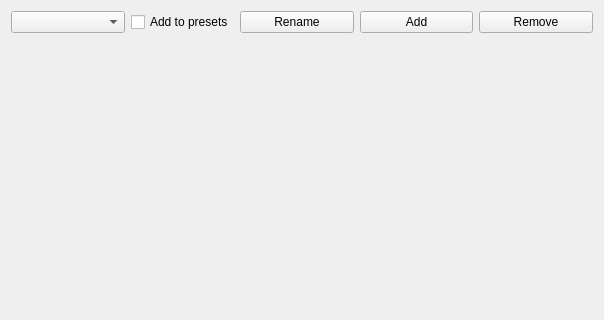
Above: src/Gui/DlgParameter.ui from scottmudge/FreeCAD before the change; both pictures show x 0 to 604 and y 0 to 320 of the 604 by 558 pixel window. Below: the same form after it.
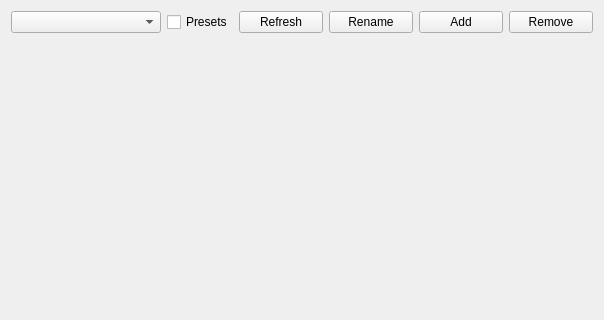
That is the form after the change.

Commit message: Gui: add refresh button to parameter editor

Patch:
```diff
--- a/src/Gui/DlgParameter.ui
+++ b/src/Gui/DlgParameter.ui
@@ -18,6 +18,12 @@
     <layout class="QHBoxLayout" name="horizontalLayout_2">
      <item>
       <widget class="QComboBox" name="parameterSet">
+       <property name="minimumSize">
+        <size>
+         <width>150</width>
+         <height>0</height>
+        </size>
+       </property>
        <property name="editable">
         <bool>false</bool>
        </property>
@@ -38,7 +44,14 @@
         <string>Enable this to expose the setting as preset in 'Tools -&gt; Presets'</string>
        </property>
        <property name="text">
-        <string>Add to presets</string>
+        <string>Presets</string>
+       </property>
+      </widget>
+     </item>
+     <item>
+      <widget class="QPushButton" name="btnRefresh">
+       <property name="text">
+        <string>Refresh</string>
        </property>
       </widget>
      </item>
```
The commit also changes 2 other files.
